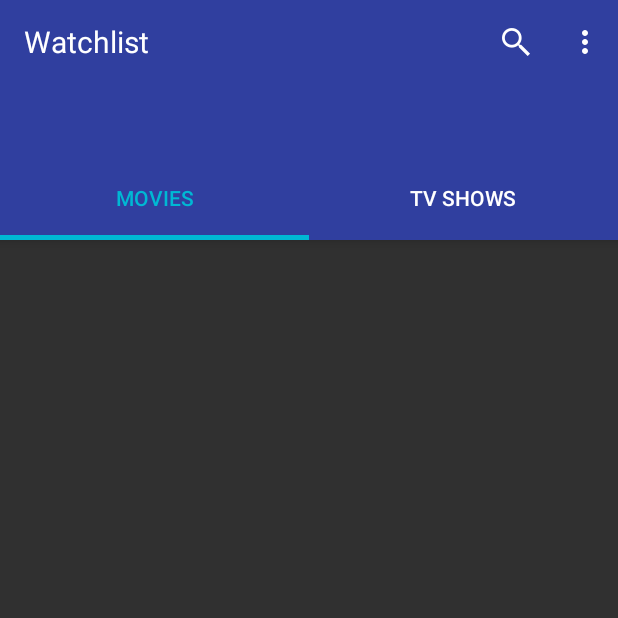
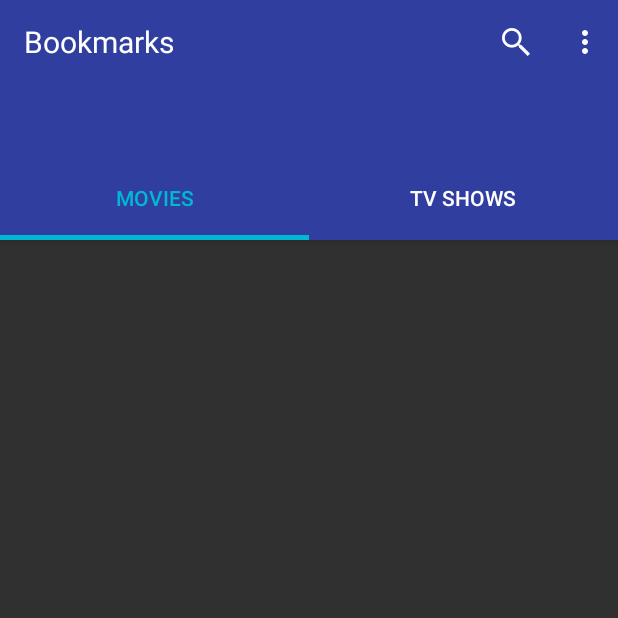
Before and after one commit to imamsulthon/Pick-Flick, an Android app: the Bookmarks screen opened directly, with no data from a screen before it, on a phone screen of 412 x 824 dp, the top half of it. Run offline under Robolectric (Android 15) with nearby library versions, the phone set to English and light mode, and no system bars; our stand-ins replace Picasso; libraries missing offline, so code that uses them is left out: com.mikepenz.materialdrawer; plain views replace MaterialProgressBar; pictures from the network do not load; 3 statements that could not run were skipped.

Commit message:
Updating the app

```diff
--- a/app/build.gradle
+++ b/app/build.gradle
@@ -8,8 +8,8 @@ android {
         applicationId "sadboy.pickflick"
         minSdkVersion 16
         targetSdkVersion 24
-        versionCode 3
-        versionName "1.1.0"
+        versionCode 4
+        versionName "1.2.0"
     }
     buildTypes {
         release {
--- a/app/src/main/java/sadboy/pickflick/activities/Bookmarks.java
+++ b/app/src/main/java/sadboy/pickflick/activities/Bookmarks.java
@@ -98,7 +98,7 @@ public class Bookmarks extends AppCompatActivity implements ConnectivityReceiver
                         new PrimaryDrawerItem().withName("TV").withIcon(R.drawable.ic_tv_white),
                         new PrimaryDrawerItem().withName("Celebrities").withIcon(R.drawable.ic_people),
                         new DividerDrawerItem(),
-                        new PrimaryDrawerItem().withName("Watchlist").withIcon(R.drawable.ic_bookmark),
+                        new PrimaryDrawerItem().withName("Bookmarks").withIcon(R.drawable.ic_bookmark),
                         new PrimaryDrawerItem().withName("Reminders").withIcon(R.drawable.ic_alarm),
                         new DividerDrawerItem(),
                         new PrimaryDrawerItem().withName("Share").withIcon(R.drawable.ic_share_app),
--- a/app/src/main/java/sadboy/pickflick/activities/Celebrities.java
+++ b/app/src/main/java/sadboy/pickflick/activities/Celebrities.java
@@ -182,7 +182,7 @@ public class Celebrities extends AppCompatActivity implements JsonDataSetter, Co
                         new PrimaryDrawerItem().withName("TV").withIcon(R.drawable.ic_tv_white),
                         new PrimaryDrawerItem().withName("Celebrities").withIcon(R.drawable.ic_people),
                         new DividerDrawerItem(),
-                        new PrimaryDrawerItem().withName("Watchlist").withIcon(R.drawable.ic_bookmark),
+                        new PrimaryDrawerItem().withName("Bookmarks").withIcon(R.drawable.ic_bookmark),
                         new PrimaryDrawerItem().withName("Reminders").withIcon(R.drawable.ic_alarm),
                         new DividerDrawerItem(),
                         new PrimaryDrawerItem().withName("Share").withIcon(R.drawable.ic_share_app),
--- a/app/src/main/java/sadboy/pickflick/activities/Films.java
+++ b/app/src/main/java/sadboy/pickflick/activities/Films.java
@@ -429,7 +429,7 @@ public class Films extends AppCompatActivity implements JsonDataSetter, Connecti
                         new PrimaryDrawerItem().withName("TV").withIcon(R.drawable.ic_tv_white),
                         new PrimaryDrawerItem().withName("Celebrities").withIcon(R.drawable.ic_people),
                         new DividerDrawerItem(),
-                        new PrimaryDrawerItem().withName("Watchlist").withIcon(R.drawable.ic_bookmark),
+                        new PrimaryDrawerItem().withName("Bookmarks").withIcon(R.drawable.ic_bookmark),
                         new PrimaryDrawerItem().withName("Reminders").withIcon(R.drawable.ic_alarm),
                         new DividerDrawerItem(),
                         new PrimaryDrawerItem().withName("Share").withIcon(R.drawable.ic_share_app),
--- a/app/src/main/java/sadboy/pickflick/activities/MoreMovie.java
+++ b/app/src/main/java/sadboy/pickflick/activities/MoreMovie.java
@@ -203,7 +203,7 @@ public class MoreMovie extends AppCompatActivity implements JsonDataSetter, Conn
                         new PrimaryDrawerItem().withName("TV").withIcon(R.drawable.ic_tv_white),
                         new PrimaryDrawerItem().withName("Celebrities").withIcon(R.drawable.ic_people),
                         new DividerDrawerItem(),
-                        new PrimaryDrawerItem().withName("Watchlist").withIcon(R.drawable.ic_bookmark),
+                        new PrimaryDrawerItem().withName("Bookmarks").withIcon(R.drawable.ic_bookmark),
                         new PrimaryDrawerItem().withName("Reminders").withIcon(R.drawable.ic_alarm),
                         new DividerDrawerItem(),
                         new PrimaryDrawerItem().withName("Share").withIcon(R.drawable.ic_share_app),
--- a/app/src/main/java/sadboy/pickflick/activities/MoreTV.java
+++ b/app/src/main/java/sadboy/pickflick/activities/MoreTV.java
@@ -201,7 +201,7 @@ public class MoreTV extends AppCompatActivity implements JsonDataSetter, Connect
                         new PrimaryDrawerItem().withName("TV").withIcon(R.drawable.ic_tv_white),
                         new PrimaryDrawerItem().withName("Celebrities").withIcon(R.drawable.ic_people),
                         new DividerDrawerItem(),
-                        new PrimaryDrawerItem().withName("Watchlist").withIcon(R.drawable.ic_bookmark),
+                        new PrimaryDrawerItem().withName("Bookmarks").withIcon(R.drawable.ic_bookmark),
                         new PrimaryDrawerItem().withName("Reminders").withIcon(R.drawable.ic_alarm),
                         new DividerDrawerItem(),
                         new PrimaryDrawerItem().withName("Share").withIcon(R.drawable.ic_share_app),
--- a/app/src/main/java/sadboy/pickflick/activities/Reminders.java
+++ b/app/src/main/java/sadboy/pickflick/activities/Reminders.java
@@ -98,7 +98,7 @@ public class Reminders extends AppCompatActivity implements ConnectivityReceiver
                         new PrimaryDrawerItem().withName("TV").withIcon(R.drawable.ic_tv_white),
                         new PrimaryDrawerItem().withName("Celebrities").withIcon(R.drawable.ic_people),
                         new DividerDrawerItem(),
-                        new PrimaryDrawerItem().withName("Watchlist").withIcon(R.drawable.ic_bookmark),
+                        new PrimaryDrawerItem().withName("Bookmarks").withIcon(R.drawable.ic_bookmark),
                         new PrimaryDrawerItem().withName("Reminders").withIcon(R.drawable.ic_alarm),
                         new DividerDrawerItem(),
                         new PrimaryDrawerItem().withName("Share").withIcon(R.drawable.ic_share_app),
--- a/app/src/main/java/sadboy/pickflick/activities/TV.java
+++ b/app/src/main/java/sadboy/pickflick/activities/TV.java
@@ -382,7 +382,7 @@ public class TV extends AppCompatActivity implements JsonDataSetter, Connectivit
                         new PrimaryDrawerItem().withName("TV").withIcon(R.drawable.ic_tv_white),
                         new PrimaryDrawerItem().withName("Celebrities").withIcon(R.drawable.ic_people),
                         new DividerDrawerItem(),
-                        new PrimaryDrawerItem().withName("Watchlist").withIcon(R.drawable.ic_bookmark),
+                        new PrimaryDrawerItem().withName("Bookmarks").withIcon(R.drawable.ic_bookmark),
                         new PrimaryDrawerItem().withName("Reminders").withIcon(R.drawable.ic_alarm),
                         new DividerDrawerItem(),
                         new PrimaryDrawerItem().withName("Share").withIcon(R.drawable.ic_share_app),
--- a/app/src/main/res/layout/activity_bookmarks.xml
+++ b/app/src/main/res/layout/activity_bookmarks.xml
@@ -32,7 +32,7 @@
                 <TextView
                     android:layout_width="match_parent"
                     android:layout_height="wrap_content"
-                    android:text="Watchlist"
+                    android:text="Bookmarks"
                     android:textColor="#ffffff"
                     android:textSize="20sp" />
             </android.support.v7.widget.Toolbar>
--- a/build.gradle
+++ b/build.gradle
@@ -5,7 +5,7 @@ buildscript {
         jcenter()
     }
     dependencies {
-        classpath 'com.android.tools.build:gradle:2.2.1'
+        classpath 'com.android.tools.build:gradle:2.2.2'
 
         // NOTE: Do not place your application dependencies here; they belong
         // in the individual module build.gradle files
```
Also changed, not shown: 1 other file.
